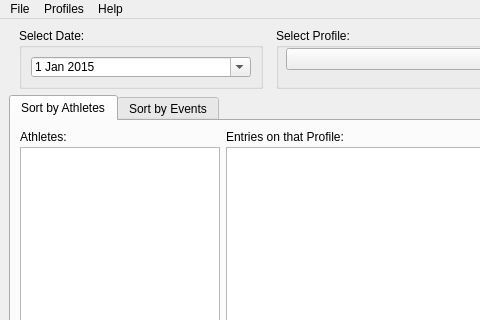
Above: MainWindow.ui from martina3203/MikeysApplication before the change; both pictures show x 0 to 480 and y 0 to 320 of the 869 by 681 pixel window. Below: the same form after it.
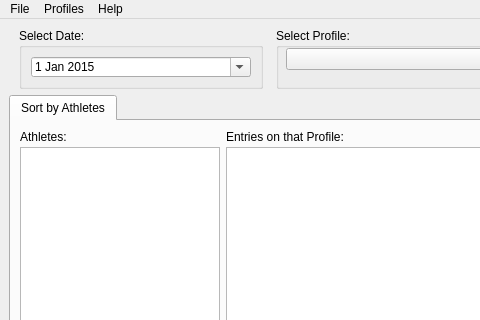
That is the form after the change.

What changed in the file:
```diff
--- a/MainWindow.ui
+++ b/MainWindow.ui
@@ -309,11 +309,6 @@
           </item>
          </layout>
         </widget>
-        <widget class="QWidget" name="EventTab">
-         <attribute name="title">
-          <string>Sort by Events</string>
-         </attribute>
-        </widget>
        </widget>
       </item>
      </layout>
```
